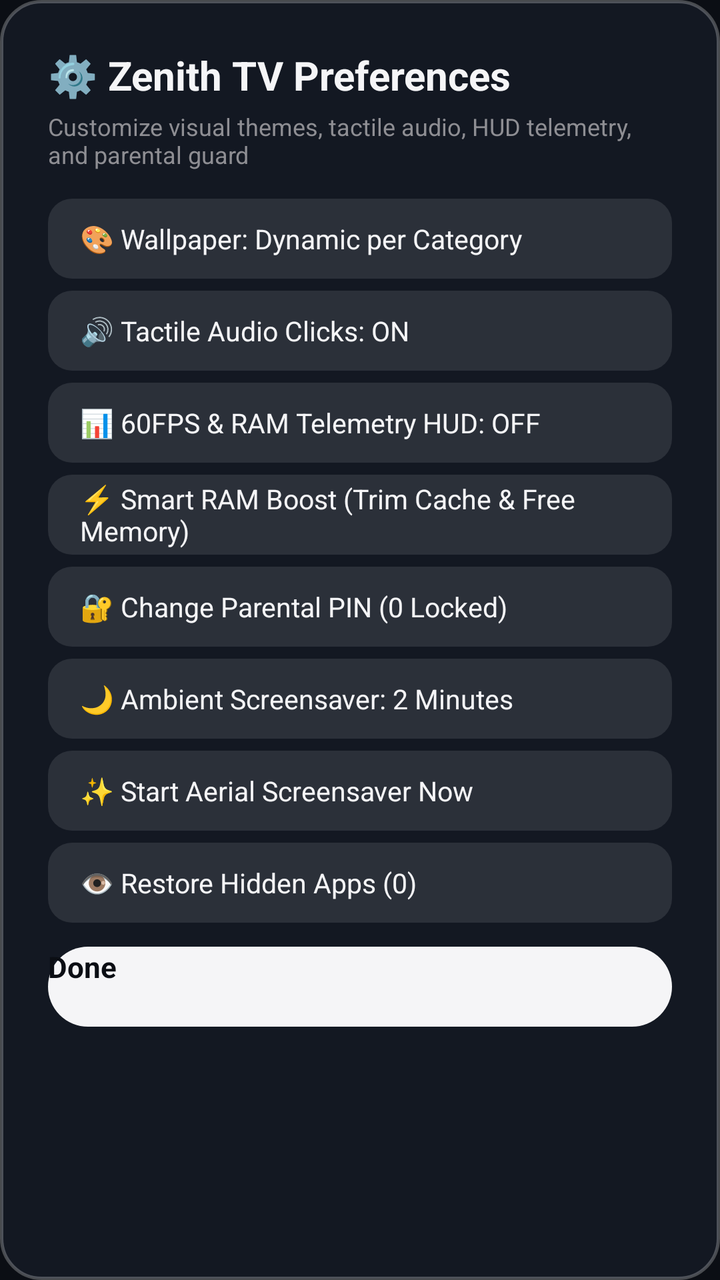
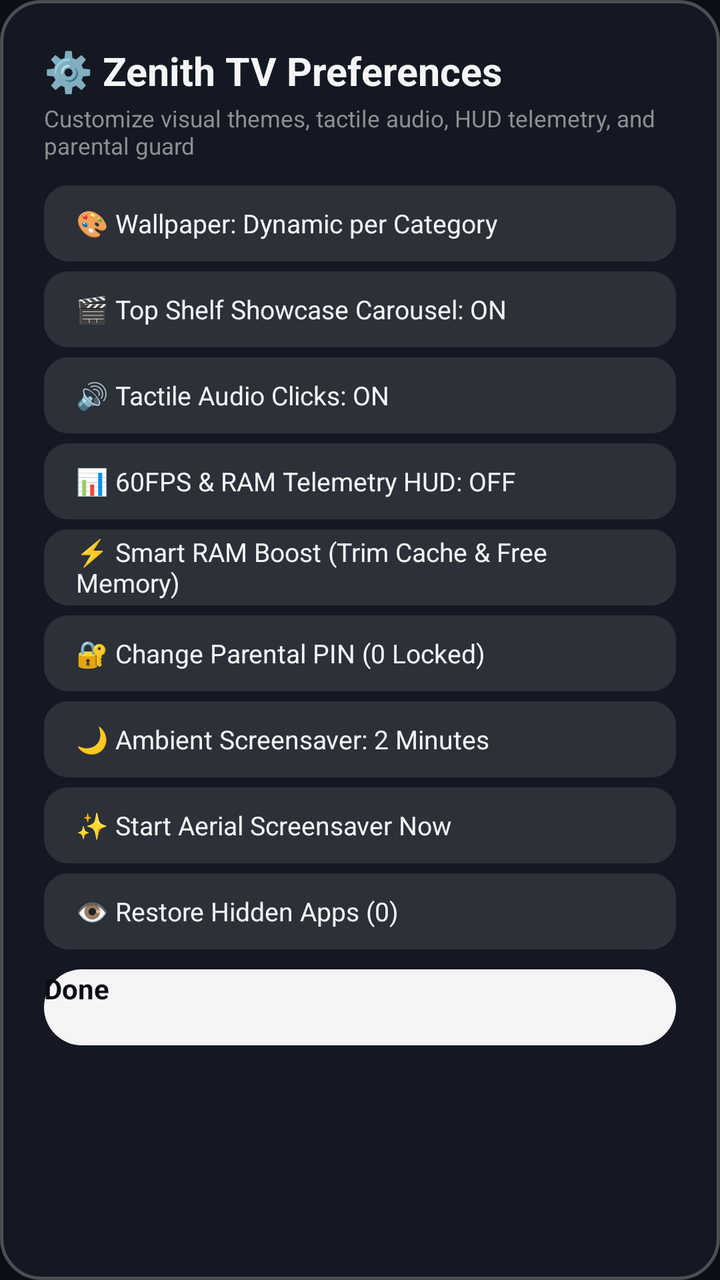

The first picture is an Android layout as it rendered before a commit; the second is the same layout after the commit. The layout source and the unified diff follow.
<!-- AndroidManifest.xml: application theme Theme.ZenithTvOS -->
<!-- res/layout/dialog_zenith_settings.xml -->
<?xml version="1.0" encoding="utf-8"?>
<LinearLayout xmlns:android="http://schemas.android.com/apk/res/android"
    android:layout_width="460dp"
    android:layout_height="wrap_content"
    android:layout_gravity="center"
    android:background="@drawable/bg_context_menu"
    android:orientation="vertical"
    android:padding="24dp">

    <TextView
        android:layout_width="wrap_content"
        android:layout_height="wrap_content"
        android:text="⚙️ Zenith TV Preferences"
        android:textColor="@color/tvos_text_primary"
        android:textSize="20sp"
        android:textStyle="bold" />

    <TextView
        android:layout_width="wrap_content"
        android:layout_height="wrap_content"
        android:layout_marginTop="4dp"
        android:layout_marginBottom="14dp"
        android:text="Customize visual themes, tactile audio, HUD telemetry, and parental guard"
        android:textColor="@color/tvos_text_secondary"
        android:textSize="12sp" />

    <Button
        android:id="@+id/btnSettingWallpaper"
        android:layout_width="match_parent"
        android:layout_height="40dp"
        android:layout_marginBottom="6dp"
        android:background="@drawable/bg_menu_item"
        android:focusable="true"
        android:gravity="start|center_vertical"
        android:paddingHorizontal="16dp"
        android:text="🎨 Wallpaper: Dynamic per Category"
        android:textAllCaps="false"
        android:textColor="@color/tvos_text_primary"
        android:textSize="13.5sp" />

    <Button
        android:id="@+id/btnSettingSound"
        android:layout_width="match_parent"
        android:layout_height="40dp"
        android:layout_marginBottom="6dp"
        android:background="@drawable/bg_menu_item"
        android:focusable="true"
        android:gravity="start|center_vertical"
        android:paddingHorizontal="16dp"
        android:text="🔊 Tactile Audio Clicks: ON"
        android:textAllCaps="false"
        android:textColor="@color/tvos_text_primary"
        android:textSize="13.5sp" />

    <Button
        android:id="@+id/btnSettingHud"
        android:layout_width="match_parent"
        android:layout_height="40dp"
        android:layout_marginBottom="6dp"
        android:background="@drawable/bg_menu_item"
        android:focusable="true"
        android:gravity="start|center_vertical"
        android:paddingHorizontal="16dp"
        android:text="📊 60FPS &amp; RAM Telemetry HUD: OFF"
        android:textAllCaps="false"
        android:textColor="@color/tvos_text_primary"
        android:textSize="13.5sp" />

    <Button
        android:id="@+id/btnSmartRamBoost"
        android:layout_width="match_parent"
        android:layout_height="40dp"
        android:layout_marginBottom="6dp"
        android:background="@drawable/bg_menu_item"
        android:focusable="true"
        android:gravity="start|center_vertical"
        android:paddingHorizontal="16dp"
        android:text="⚡ Smart RAM Boost (Trim Cache &amp; Free Memory)"
        android:textAllCaps="false"
        android:textColor="@color/tvos_text_primary"
        android:textSize="13.5sp" />

    <Button
        android:id="@+id/btnChangeParentalPin"
        android:layout_width="match_parent"
        android:layout_height="40dp"
        android:layout_marginBottom="6dp"
        android:background="@drawable/bg_menu_item"
        android:focusable="true"
        android:gravity="start|center_vertical"
        android:paddingHorizontal="16dp"
        android:text="🔐 Change Parental PIN (0 Locked)"
        android:textAllCaps="false"
        android:textColor="@color/tvos_text_primary"
        android:textSize="13.5sp" />

    <Button
        android:id="@+id/btnSettingScreensaver"
        android:layout_width="match_parent"
        android:layout_height="40dp"
        android:layout_marginBottom="6dp"
        android:background="@drawable/bg_menu_item"
        android:focusable="true"
        android:gravity="start|center_vertical"
        android:paddingHorizontal="16dp"
        android:text="🌙 Ambient Screensaver: 2 Minutes"
        android:textAllCaps="false"
        android:textColor="@color/tvos_text_primary"
        android:textSize="13.5sp" />

    <Button
        android:id="@+id/btnPreviewScreensaver"
        android:layout_width="match_parent"
        android:layout_height="40dp"
        android:layout_marginBottom="6dp"
        android:background="@drawable/bg_menu_item"
        android:focusable="true"
        android:gravity="start|center_vertical"
        android:paddingHorizontal="16dp"
        android:text="✨ Start Aerial Screensaver Now"
        android:textAllCaps="false"
        android:textColor="@color/tvos_text_primary"
        android:textSize="13.5sp" />

    <Button
        android:id="@+id/btnUnhideAll"
        android:layout_width="match_parent"
        android:layout_height="40dp"
        android:layout_marginBottom="12dp"
        android:background="@drawable/bg_menu_item"
        android:focusable="true"
        android:gravity="start|center_vertical"
        android:paddingHorizontal="16dp"
        android:text="👁️ Restore Hidden Apps (0)"
        android:textAllCaps="false"
        android:textColor="@color/tvos_text_primary"
        android:textSize="13.5sp" />

    <Button
        android:id="@+id/btnCloseSettings"
        android:layout_width="match_parent"
        android:layout_height="40dp"
        android:background="@drawable/bg_pill_button_primary"
        android:focusable="true"
        android:text="Done"
        android:textAllCaps="false"
        android:textColor="#0B0E14"
        android:textSize="14.5sp"
        android:textStyle="bold" />

</LinearLayout>
<!-- resources referenced by this layout -->
<resources>
  <color name="tvos_text_primary">#F5F5F7</color>
  <color name="tvos_text_secondary">#8E8E93</color>
  <!-- drawable bg_context_menu (drawable) -->
  <?xml version="1.0" encoding="utf-8"?>
  <shape xmlns:android="http://schemas.android.com/apk/res/android"
      android:shape="rectangle">
      <corners android:radius="20dp" />
      <solid android:color="#E6151A24" />
      <stroke
          android:width="1.5dp"
          android:color="#40FFFFFF" />
  </shape>
  <!-- drawable bg_menu_item (drawable) -->
  <?xml version="1.0" encoding="utf-8"?>
  <selector xmlns:android="http://schemas.android.com/apk/res/android">
      <item android:state_focused="true">
          <shape android:shape="rectangle">
              <corners android:radius="12dp" />
              <solid android:color="#FFFFFFFF" />
          </shape>
      </item>
      <item>
          <shape android:shape="rectangle">
              <corners android:radius="12dp" />
              <solid android:color="#1AFFFFFF" />
          </shape>
      </item>
  </selector>
  <!-- drawable bg_pill_button_primary (drawable) -->
  <?xml version="1.0" encoding="utf-8"?>
  <selector xmlns:android="http://schemas.android.com/apk/res/android">
      <item android:state_focused="true">
          <shape android:shape="rectangle">
              <corners android:radius="999dp" />
              <solid android:color="#FFFFFFFF" />
              <stroke android:width="2dp" android:color="#FFFFFFFF" />
          </shape>
      </item>
      <item>
          <shape android:shape="rectangle">
              <corners android:radius="999dp" />
              <solid android:color="#F5F5F7" />
          </shape>
      </item>
  </selector>
  <style name="Theme.ZenithTvOS" parent="Theme.Leanback">
          <item name="android:windowBackground">@color/tvos_background</item>
          <item name="android:textColorPrimary">@color/tvos_text_primary</item>
          <item name="android:textColorSecondary">@color/tvos_text_secondary</item>
          <item name="android:windowNoTitle">true</item>
          <item name="android:windowFullscreen">true</item>
      </style>
  <color name="tvos_background">#0B0E14</color>
</resources>

<!-- the commit's change to res/layout/dialog_zenith_settings.xml (unified diff, before → after) -->
@@ -5,30 +5,30 @@
     android:layout_gravity="center"
     android:background="@drawable/bg_context_menu"
     android:orientation="vertical"
-    android:padding="24dp">
+    android:padding="22dp">
 
     <TextView
         android:layout_width="wrap_content"
         android:layout_height="wrap_content"
         android:text="⚙️ Zenith TV Preferences"
         android:textColor="@color/tvos_text_primary"
-        android:textSize="20sp"
+        android:textSize="19.5sp"
         android:textStyle="bold" />
 
     <TextView
         android:layout_width="wrap_content"
         android:layout_height="wrap_content"
-        android:layout_marginTop="4dp"
-        android:layout_marginBottom="14dp"
+        android:layout_marginTop="3dp"
+        android:layout_marginBottom="12dp"
         android:text="Customize visual themes, tactile audio, HUD telemetry, and parental guard"
         android:textColor="@color/tvos_text_secondary"
-        android:textSize="12sp" />
+        android:textSize="11.5sp" />
 
     <Button
         android:id="@+id/btnSettingWallpaper"
         android:layout_width="match_parent"
-        android:layout_height="40dp"
-        android:layout_marginBottom="6dp"
+        android:layout_height="38dp"
+        android:layout_marginBottom="5dp"
         android:background="@drawable/bg_menu_item"
         android:focusable="true"
         android:gravity="start|center_vertical"
@@ -36,13 +36,27 @@
         android:text="🎨 Wallpaper: Dynamic per Category"
         android:textAllCaps="false"
         android:textColor="@color/tvos_text_primary"
-        android:textSize="13.5sp" />
+        android:textSize="13sp" />
+
+    <Button
+        android:id="@+id/btnSettingTopShelfCycle"
+        android:layout_width="match_parent"
+        android:layout_height="38dp"
+        android:layout_marginBottom="5dp"
+        android:background="@drawable/bg_menu_item"
+        android:focusable="true"
+        android:gravity="start|center_vertical"
+        android:paddingHorizontal="16dp"
+        android:text="🎬 Top Shelf Showcase Carousel: ON"
+        android:textAllCaps="false"
+        android:textColor="@color/tvos_text_primary"
+        android:textSize="13sp" />
 
     <Button
         android:id="@+id/btnSettingSound"
         android:layout_width="match_parent"
-        android:layout_height="40dp"
-        android:layout_marginBottom="6dp"
+        android:layout_height="38dp"
+        android:layout_marginBottom="5dp"
         android:background="@drawable/bg_menu_item"
         android:focusable="true"
         android:gravity="start|center_vertical"
@@ -50,13 +64,13 @@
         android:text="🔊 Tactile Audio Clicks: ON"
         android:textAllCaps="false"
         android:textColor="@color/tvos_text_primary"
-        android:textSize="13.5sp" />
+        android:textSize="13sp" />
 
     <Button
         android:id="@+id/btnSettingHud"
         android:layout_width="match_parent"
-        android:layout_height="40dp"
-        android:layout_marginBottom="6dp"
+        android:layout_height="38dp"
+        android:layout_marginBottom="5dp"
         android:background="@drawable/bg_menu_item"
         android:focusable="true"
         android:gravity="start|center_vertical"
@@ -64,13 +78,13 @@
         android:text="📊 60FPS &amp; RAM Telemetry HUD: OFF"
         android:textAllCaps="false"
         android:textColor="@color/tvos_text_primary"
-        android:textSize="13.5sp" />
+        android:textSize="13sp" />
 
     <Button
         android:id="@+id/btnSmartRamBoost"
         android:layout_width="match_parent"
-        android:layout_height="40dp"
-        android:layout_marginBottom="6dp"
+        android:layout_height="38dp"
+        android:layout_marginBottom="5dp"
         android:background="@drawable/bg_menu_item"
         android:focusable="true"
         android:gravity="start|center_vertical"
@@ -78,13 +92,13 @@
         android:text="⚡ Smart RAM Boost (Trim Cache &amp; Free Memory)"
         android:textAllCaps="false"
         android:textColor="@color/tvos_text_primary"
-        android:textSize="13.5sp" />
+        android:textSize="13sp" />
 
     <Button
         android:id="@+id/btnChangeParentalPin"
         android:layout_width="match_parent"
-        android:layout_height="40dp"
-        android:layout_marginBottom="6dp"
+        android:layout_height="38dp"
+        android:layout_marginBottom="5dp"
         android:background="@drawable/bg_menu_item"
         android:focusable="true"
         android:gravity="start|center_vertical"
@@ -92,13 +106,13 @@
         android:text="🔐 Change Parental PIN (0 Locked)"
         android:textAllCaps="false"
         android:textColor="@color/tvos_text_primary"
-        android:textSize="13.5sp" />
+        android:textSize="13sp" />
 
     <Button
         android:id="@+id/btnSettingScreensaver"
         android:layout_width="match_parent"
-        android:layout_height="40dp"
-        android:layout_marginBottom="6dp"
+        android:layout_height="38dp"
+        android:layout_marginBottom="5dp"
         android:background="@drawable/bg_menu_item"
         android:focusable="true"
         android:gravity="start|center_vertical"
@@ -106,13 +120,13 @@
         android:text="🌙 Ambient Screensaver: 2 Minutes"
         android:textAllCaps="false"
         android:textColor="@color/tvos_text_primary"
-        android:textSize="13.5sp" />
+        android:textSize="13sp" />
 
     <Button
         android:id="@+id/btnPreviewScreensaver"
         android:layout_width="match_parent"
-        android:layout_height="40dp"
-        android:layout_marginBottom="6dp"
+        android:layout_height="38dp"
+        android:layout_marginBottom="5dp"
         android:background="@drawable/bg_menu_item"
         android:focusable="true"
         android:gravity="start|center_vertical"
@@ -120,13 +134,13 @@
         android:text="✨ Start Aerial Screensaver Now"
         android:textAllCaps="false"
         android:textColor="@color/tvos_text_primary"
-        android:textSize="13.5sp" />
+        android:textSize="13sp" />
 
     <Button
         android:id="@+id/btnUnhideAll"
         android:layout_width="match_parent"
-        android:layout_height="40dp"
-        android:layout_marginBottom="12dp"
+        android:layout_height="38dp"
+        android:layout_marginBottom="10dp"
         android:background="@drawable/bg_menu_item"
         android:focusable="true"
         android:gravity="start|center_vertical"
@@ -134,18 +148,18 @@
         android:text="👁️ Restore Hidden Apps (0)"
         android:textAllCaps="false"
         android:textColor="@color/tvos_text_primary"
-        android:textSize="13.5sp" />
+        android:textSize="13sp" />
 
     <Button
         android:id="@+id/btnCloseSettings"
         android:layout_width="match_parent"
-        android:layout_height="40dp"
+        android:layout_height="38dp"
         android:background="@drawable/bg_pill_button_primary"
         android:focusable="true"
         android:text="Done"
         android:textAllCaps="false"
         android:textColor="#0B0E14"
-        android:textSize="14.5sp"
+        android:textSize="14sp"
         android:textStyle="bold" />
 
 </LinearLayout>
